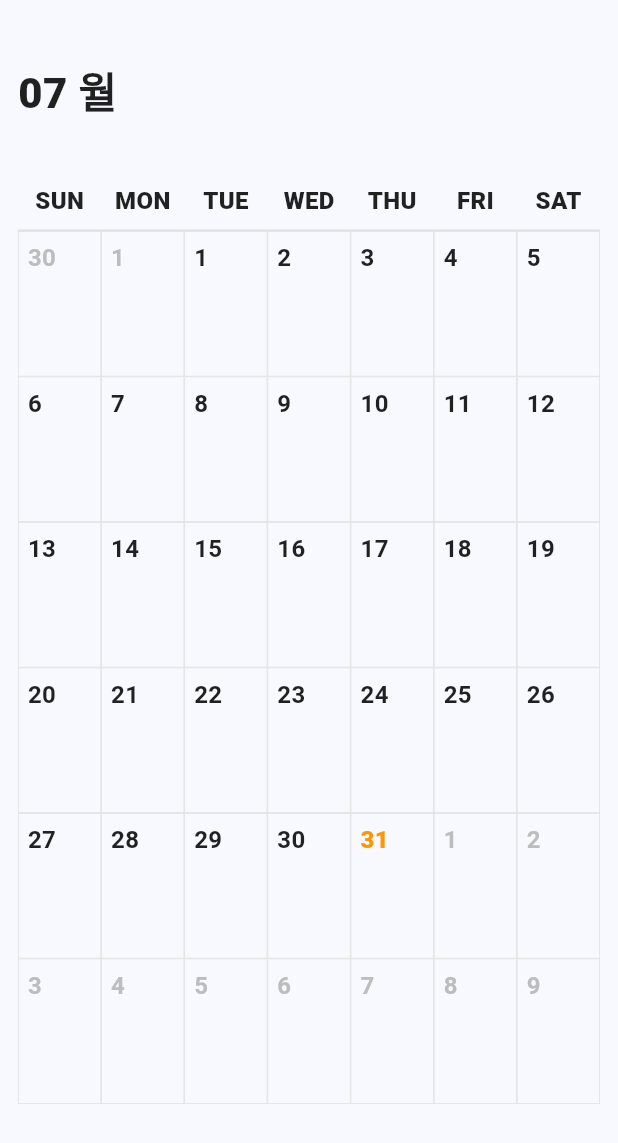
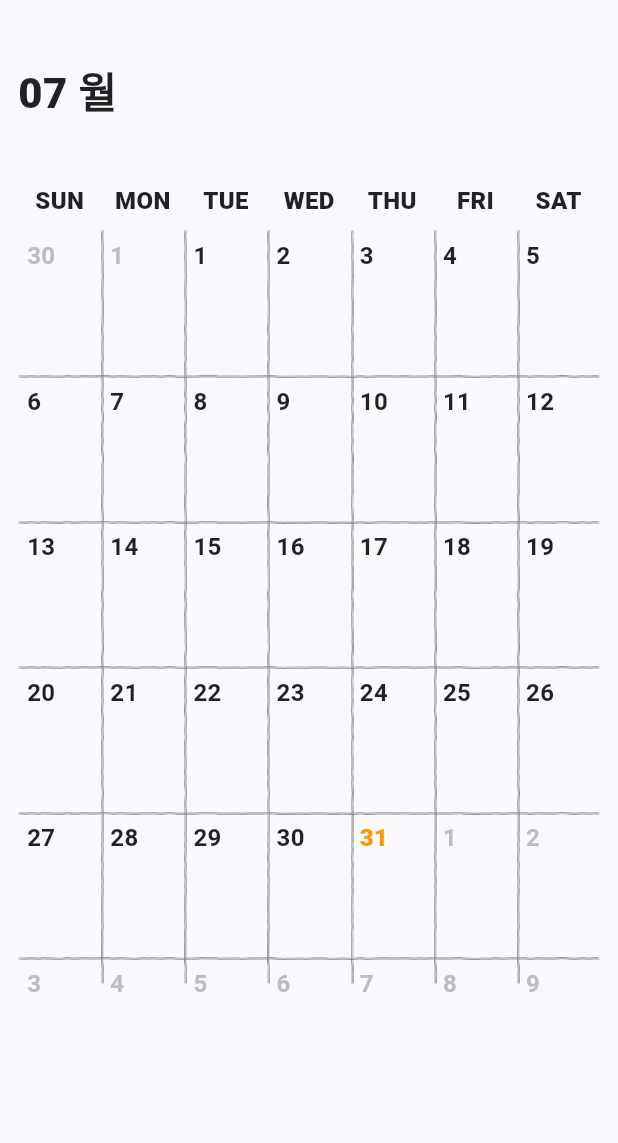
Before and after one commit to workminkyoung/diary_365, a Flutter app: the screen it shows after launch, on a phone screen of 412 x 824 dp. Shown: the top 1143 px of the screen. Run offline on Flutter 3.47's test engine with Material 3 defaults, Android fonts, the phone set to English and light mode, and no system bars; our stand-ins replace shared_preferences; Roboto replaces fonts that are missing (CookieRun).

Commit message:
feat: 가로 세로 그리드이미지 적용

```diff
--- a/lib/screens/calendar_screen.dart
+++ b/lib/screens/calendar_screen.dart
@@ -129,11 +129,6 @@ class _CalendarScreenState extends State<CalendarScreen> {
                       Container(
                         width: double.infinity,
                         padding: const EdgeInsets.only(bottom: 8.0),
-                        decoration: BoxDecoration(
-                          border: Border(
-                            bottom: BorderSide(color: Colors.grey.shade300, width: 1),
-                          ),
-                        ),
                         child: Row(
                           children: ['SUN', 'MON', 'TUE', 'WED', 'THU', 'FRI', 'SAT']
                               .map((day) => Expanded(
@@ -154,7 +149,53 @@ class _CalendarScreenState extends State<CalendarScreen> {
                       ),
                       // 캘린더 그리드
                       Expanded(
-                        child: _buildCalendarGrid(),
+                        child: LayoutBuilder(
+                          builder: (context, constraints) {
+                            final double gridWidth = constraints.maxWidth;
+                            final double cellWidth = gridWidth / 7;
+                            final double cellHeight = cellWidth / (48 / 84);
+                            final double gridHeight = cellHeight * 6;
+
+                            return SizedBox(
+                              width: gridWidth,
+                              height: gridHeight,
+                              child: Stack(
+                                children: [
+                                  _buildCalendarGrid(),
+                                  // 모든 가로 라인 이미지들
+                                  ...List.generate(5, (index) {
+                                    return Positioned(
+                                      top: cellHeight * (index + 1), // 각 줄 사이
+                                      left: 0,
+                                      right: 0,
+                                      child: Transform.rotate(
+                                        angle: 0, // 회전 없음 (원래 방향)
+                                        child: Image.asset(
+                                          'assets/images/hori.png',
+                                          fit: BoxFit.fitWidth,
+                                        ),
+                                      ),
+                                    );
+                                  }),
+                                  // 모든 세로 라인 이미지들
+                                  ...List.generate(6, (index) {
+                                    return Positioned(
+                                      top: 0,
+                                      left: cellWidth * (index + 1), // 각 열 사이
+                                      child: Transform.rotate(
+                                        angle: 0, // 회전 없음 (원래 방향)
+                                        child: Image.asset(
+                                          'assets/images/verti.png',
+                                          fit: BoxFit.none,
+                                        ),
+                                      ),
+                                    );
+                                  }),
+                                ],
+                              ),
+                            );
+                          },
+                        ),
                       ),
                     ],
                   ),
@@ -214,18 +255,7 @@ class _CalendarScreenState extends State<CalendarScreen> {
       cells.add(
         GestureDetector(
           onTap: () => _onDaySelected(cellDate, _focusedDate),
-          child: Container(
-            decoration: BoxDecoration(
-              // 이미지 테두리 사용 예시 (이미지가 있다면)
-              // border: Border.all(color: Colors.grey.shade300, width: 0.5),
-              // 또는 이미지 배경 사용
-              // image: DecorationImage(
-              //   image: AssetImage('assets/images/calendar_cell_bg.png'),
-              //   fit: BoxFit.cover,
-              // ),
-              // 현재는 일반 테두리 사용
-              border: Border.all(color: Colors.grey.shade300, width: 0.5),
-            ),
+                      child: Container(
             child: Stack(
               children: [
                 // 날짜 표시 (좌측상단)
```
Also changed, not shown: assets/images/hori.png (added), assets/images/verti.png (added), 1 other file.
